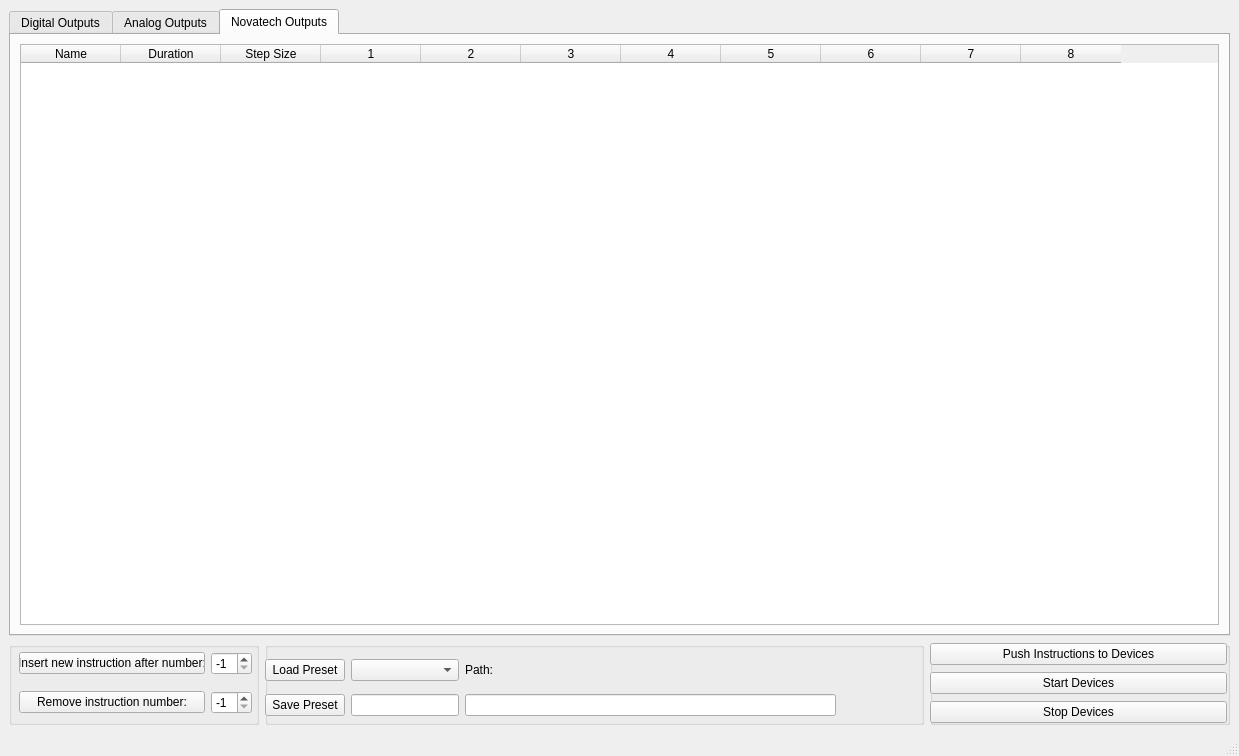
First picture: the form in cycle_control.ui, repository ultracoldYEG/cycle-control, before the edit.
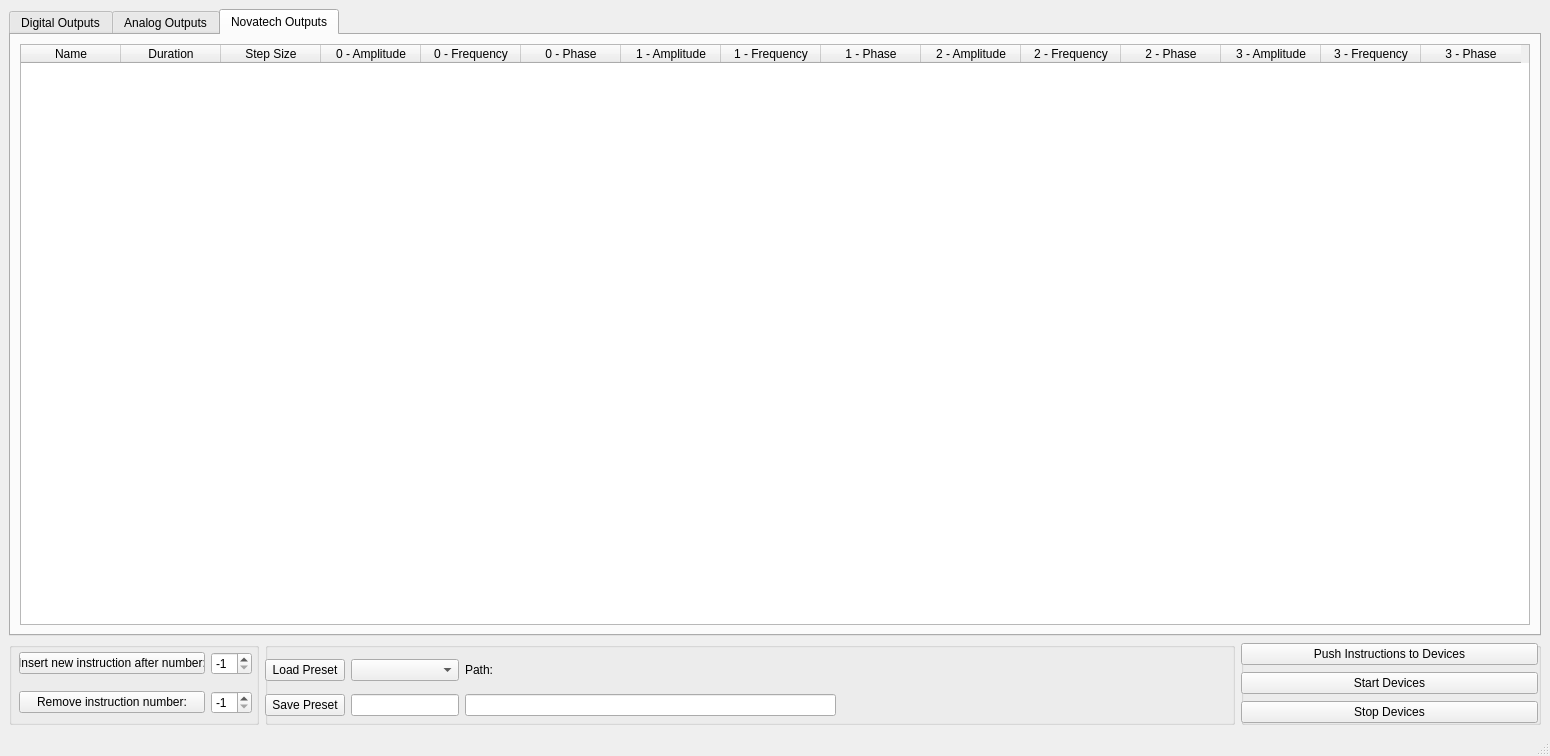
Second picture: the form after the edit. The open tabs and pages were chosen to show the change.

Patch:
```diff
--- a/cycle_control.ui
+++ b/cycle_control.ui
@@ -6,7 +6,7 @@
    <rect>
     <x>0</x>
     <y>0</y>
-    <width>1239</width>
+    <width>1550</width>
     <height>756</height>
    </rect>
   </property>
@@ -267,42 +267,62 @@
               </column>
               <column>
                <property name="text">
-                <string>1</string>
+                <string>0 - Amplitude</string>
                </property>
               </column>
               <column>
                <property name="text">
-                <string>2</string>
+                <string>0 - Frequency</string>
                </property>
               </column>
               <column>
                <property name="text">
-                <string>3</string>
+                <string>0 - Phase</string>
                </property>
               </column>
               <column>
                <property name="text">
-                <string>4</string>
+                <string>1 - Amplitude</string>
                </property>
               </column>
               <column>
                <property name="text">
-                <string>5</string>
+                <string>1 - Frequency</string>
                </property>
               </column>
               <column>
                <property name="text">
-                <string>6</string>
+                <string>1 - Phase</string>
                </property>
               </column>
               <column>
                <property name="text">
-                <string>7</string>
+                <string>2 - Amplitude</string>
                </property>
               </column>
               <column>
                <property name="text">
-                <string>8</string>
+                <string>2 - Frequency</string>
+               </property>
+              </column>
+              <column>
+               <property name="text">
+                <string>2 - Phase</string>
+               </property>
+              </column>
+              <column>
+               <property name="text">
+                <string>3 - Amplitude</string>
+               </property>
+              </column>
+              <column>
+               <property name="text">
+                <string>3 - Frequency</string>
+               </property>
+              </column>
+              <column>
+               <property name="text">
+                <string>3 - Phase</string>
                </property>
               </column>
              </widget>
```
Left out of the diff: 4 changed lines with no effect on the pictures.
